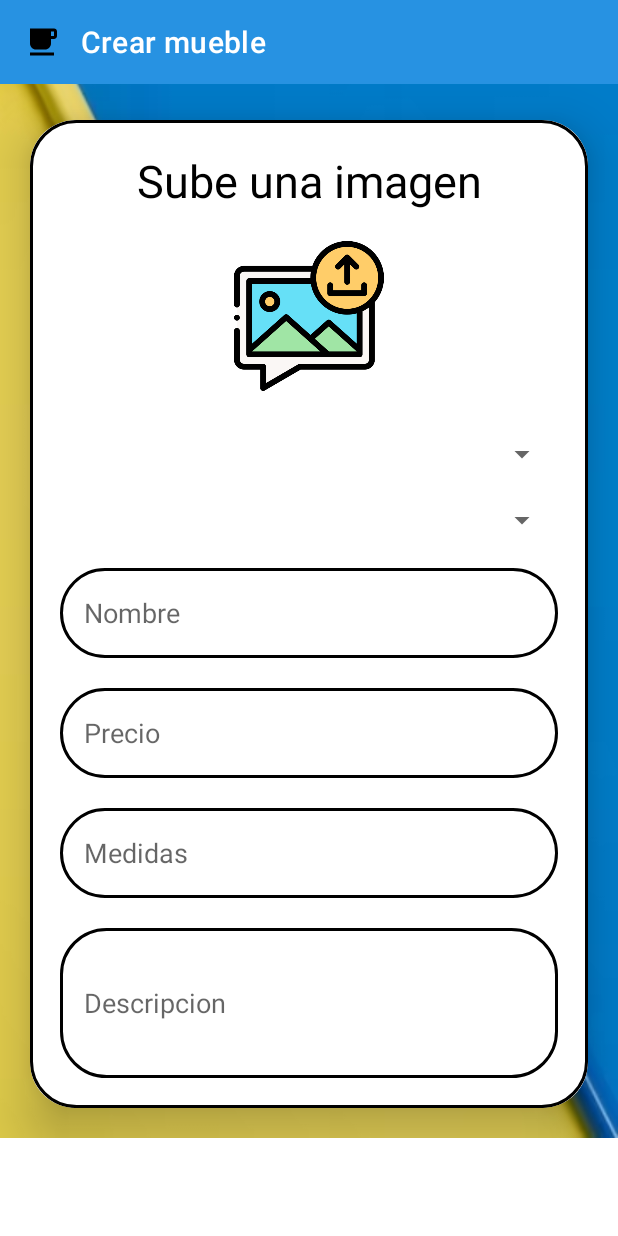
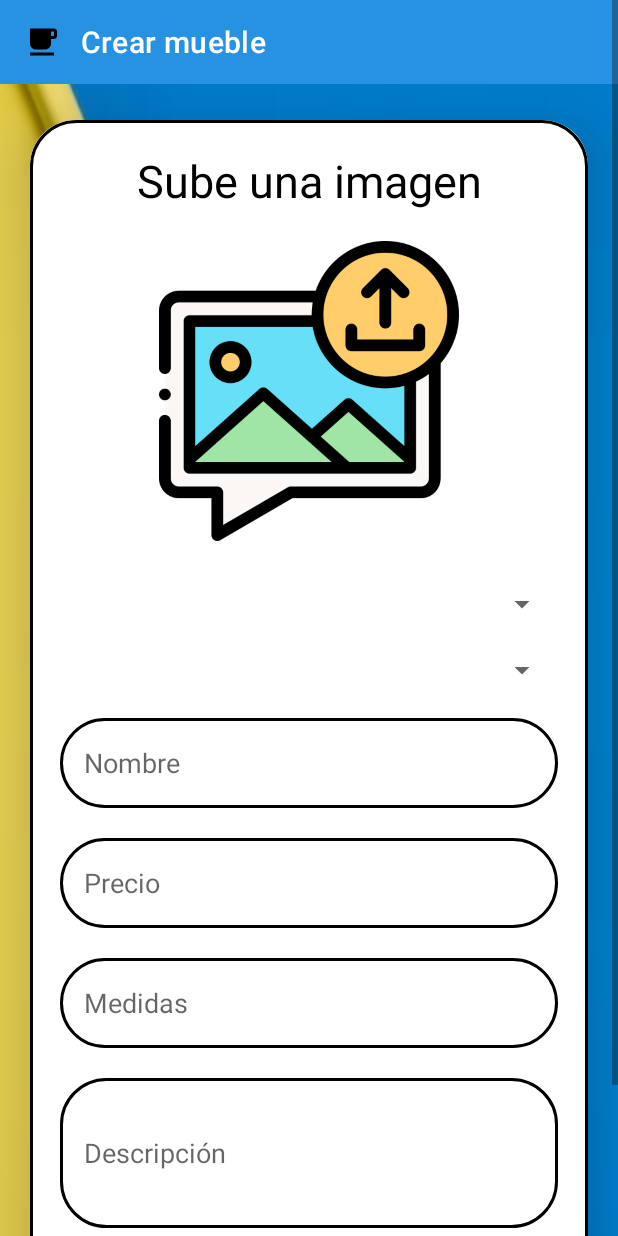
Before and after one commit to MarinaElenaVlad/ProyectoFinalDamMarina, an Android app built with Jetpack Compose: the layout activity_crear_mueble.xml on its own in the app's theme, with its tools: preview values and no code run, on a phone screen of 412 x 824 dp. Run offline under Robolectric (Android 15) with nearby library versions, the phone set to English and light mode, and no system bars.

Commit message:
crear mueble

```diff
--- a/app/build.gradle
+++ b/app/build.gradle
@@ -63,6 +63,7 @@ dependencies {
     implementation 'androidx.compose.material3:material3'
     implementation platform('androidx.compose:compose-bom:2022.10.00')
     implementation platform('androidx.compose:compose-bom:2022.10.00')
+    implementation 'com.google.firebase:firebase-storage:20.2.0'
     testImplementation 'junit:junit:4.13.2'
     androidTestImplementation 'androidx.test.ext:junit:1.1.5'
     androidTestImplementation 'androidx.test.espresso:espresso-core:3.5.1'
--- a/app/src/main/java/com/example/proyectofinaldammarina/EscanerFragment.java
+++ b/app/src/main/java/com/example/proyectofinaldammarina/EscanerFragment.java
@@ -165,7 +165,9 @@ public class EscanerFragment extends Fragment {
                                             /**
                                              * No puedes añadir "" como id, numeros -1? aunque sea string?
                                              */
-                                            startActivity(new Intent(getActivity(), CrearMuebleActivity.class));
+                                            Intent intent = new Intent(getActivity(), CrearMuebleActivity.class);
+                                            intent.putExtra("id", valorEscaneo);
+                                            startActivity(intent);
                                             alerta.dismiss();//se quita el dialogo si decide volver atras
                                         }
                                     });
--- a/app/src/main/java/com/example/proyectofinaldammarina/modelo/mueble/DAO/IMuebleDAO.java
+++ b/app/src/main/java/com/example/proyectofinaldammarina/modelo/mueble/DAO/IMuebleDAO.java
@@ -12,4 +12,6 @@ public interface IMuebleDAO {
 //    public List<Mueble> rellenarListaMuebles(Adaptador adaptador);
 
     public void actualizarMueble(String id, Mueble mueble, Context context);
+
+    public void insertarMueble(Mueble mueble, Context context);
 }
--- a/app/src/main/java/com/example/proyectofinaldammarina/modelo/mueble/Mueble.java
+++ b/app/src/main/java/com/example/proyectofinaldammarina/modelo/mueble/Mueble.java
@@ -37,6 +37,8 @@ public class Mueble implements Serializable {
         this.medidas = medidas;
         this.descripcion = descripcion;
     }
+
+
 
     /**
      * Métodos get y set de cada atributo
--- a/app/src/main/res/layout/activity_comparacion_mueble.xml
+++ b/app/src/main/res/layout/activity_comparacion_mueble.xml
@@ -61,6 +61,9 @@
             android:layout_width="140dp"
             android:layout_height="140dp"/>
 
+<!--    SE MUESTRA SOLO LA ESTANTERIA DEL MUEBLE -> IMAGEN SI EL STOCK = X CANTIDAD
+ TAMBIEN SE PODRA EDITAR SEGUN ROL!-->
+
 
     </LinearLayout>
 </ScrollView>
--- a/app/src/main/res/layout/activity_crear_mueble.xml
+++ b/app/src/main/res/layout/activity_crear_mueble.xml
@@ -57,7 +57,7 @@
                     <ImageView
                         android:id="@+id/imagenSubir"
                         android:layout_width="match_parent"
-                        android:layout_height="100dp"
+                        android:layout_height="200dp"
                         android:src="@drawable/subirimagen"
                         android:layout_marginTop="20dp"
                         android:scaleType="centerInside"/>
@@ -121,10 +121,20 @@
                         android:background="@drawable/custom_edittext"
                         android:layout_marginTop="20dp"
                         android:padding="16dp"
-                        android:hint="Descripcion"
+                        android:hint="Descripción"
                         android:inputType="text"
                         android:gravity="start|center_vertical"
                         android:textColor="@color/black"
+                        />
+                    <Button
+                        android:layout_width="match_parent"
+                        android:layout_height="60dp"
+                        android:text="Guardar"
+                        android:backgroundTint="@color/black"
+                        android:id="@+id/botonGuardarMueble"
+                        android:textSize="18sp"
+                        android:layout_marginTop="20dp"
+                        app:cornerRadius="20dp"
                         />
 
                 </LinearLayout>
--- a/app/src/main/res/layout/dialogo_pregunta.xml
+++ b/app/src/main/res/layout/dialogo_pregunta.xml
@@ -34,7 +34,7 @@
             android:id="@+id/mensajeDuda"
             android:layout_width="wrap_content"
             android:layout_height="wrap_content"
-            android:text="No hay ningún mueble asociado a ese código, ¿Desea asociar un nuevo mueble a este código?"
+            android:text="No hay ningún mueble asociado a este código, ¿Desea asociarlo a un nuevo mueble?"
             android:layout_marginTop="20dp"
             android:textAlignment="center"
             android:textAppearance="@style/TextAppearance.AppCompat.Large"
```
Also changed, not shown: app/src/main/AndroidManifest.xml (+7 -1 lines), app/src/main/java/com/example/proyectofinaldammarina/CrearMuebleActivity.java (+124 -1 lines), app/src/main/java/com/example/proyectofinaldammarina/modelo/mueble/DAO/MuebleDAOImpl.java (+25 -0 lines).
